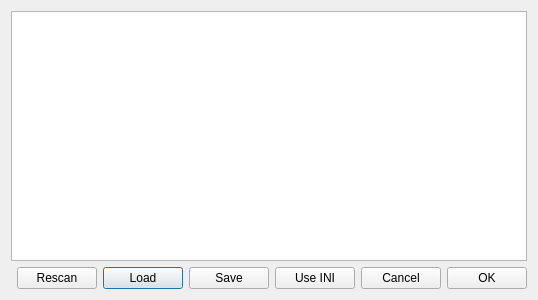
The window that apps/famiplayer/playlisteditordialog.ui (christopherpow/nesicide) describes before a commit, drawn with Qt 5.
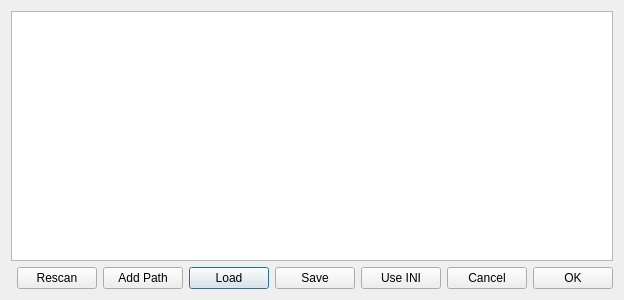
The same window after the commit.

Diff of the .ui file:
```diff
--- a/apps/famiplayer/playlisteditordialog.ui
+++ b/apps/famiplayer/playlisteditordialog.ui
@@ -6,7 +6,7 @@
    <rect>
     <x>0</x>
     <y>0</y>
-    <width>400</width>
+    <width>504</width>
     <height>300</height>
    </rect>
   </property>
@@ -14,7 +14,7 @@
    <string>Dialog</string>
   </property>
   <layout class="QGridLayout" name="gridLayout">
-   <item row="0" column="0" colspan="7">
+   <item row="0" column="0" colspan="8">
     <widget class="QTreeWidget" name="playlist">
      <property name="editTriggers">
       <set>QAbstractItemView::NoEditTriggers</set>
@@ -41,21 +41,21 @@
      </column>
     </widget>
    </item>
-   <item row="1" column="2">
+   <item row="1" column="3">
     <widget class="QPushButton" name="load">
      <property name="text">
       <string>Load</string>
      </property>
     </widget>
    </item>
-   <item row="1" column="3">
+   <item row="1" column="4">
     <widget class="QPushButton" name="save">
      <property name="text">
       <string>Save</string>
      </property>
     </widget>
    </item>
-   <item row="1" column="5">
+   <item row="1" column="6">
     <widget class="QPushButton" name="cancel">
      <property name="text">
       <string>Cancel</string>
@@ -82,20 +82,27 @@
      </property>
     </widget>
    </item>
-   <item row="1" column="6">
+   <item row="1" column="7">
     <widget class="QPushButton" name="ok">
      <property name="text">
       <string>OK</string>
      </property>
     </widget>
    </item>
-   <item row="1" column="4">
+   <item row="1" column="5">
     <widget class="QPushButton" name="useINI">
      <property name="text">
       <string>Use INI</string>
      </property>
     </widget>
    </item>
+   <item row="1" column="2">
+    <widget class="QPushButton" name="addPath">
+     <property name="text">
+      <string>Add Path</string>
+     </property>
+    </widget>
+   </item>
   </layout>
  </widget>
  <resources/>
```
